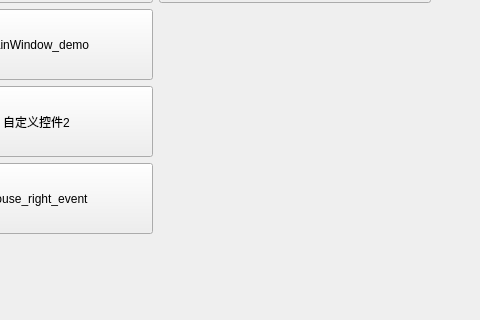
Before: the Qt Designer form widgetsDemo/mainwindow.ui in TYHJgy/QT-demo, drawn with Qt 5; both pictures show x 491 to 971 and y 193 to 513 of the 971 by 645 pixel window.
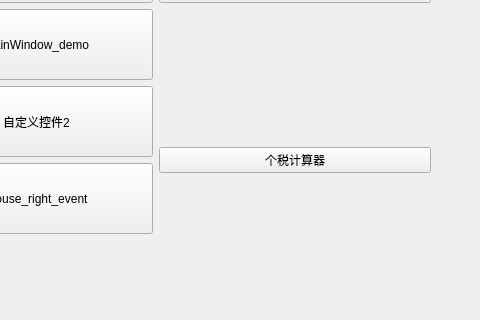
After: the same form once the commit is applied.

Commit message: 增加个税计算器

Patch:
```diff
--- a/widgetsDemo/mainwindow.ui
+++ b/widgetsDemo/mainwindow.ui
@@ -338,6 +338,13 @@
       </property>
      </widget>
     </item>
+    <item row="4" column="4" rowspan="2">
+     <widget class="QPushButton" name="pushButton">
+      <property name="text">
+       <string>个税计算器</string>
+      </property>
+     </widget>
+    </item>
    </layout>
   </widget>
   <widget class="QMenuBar" name="menubar">
```
Left out of the diff: 2 changed lines with no effect on the pictures. The commit also changes 32 other files.
